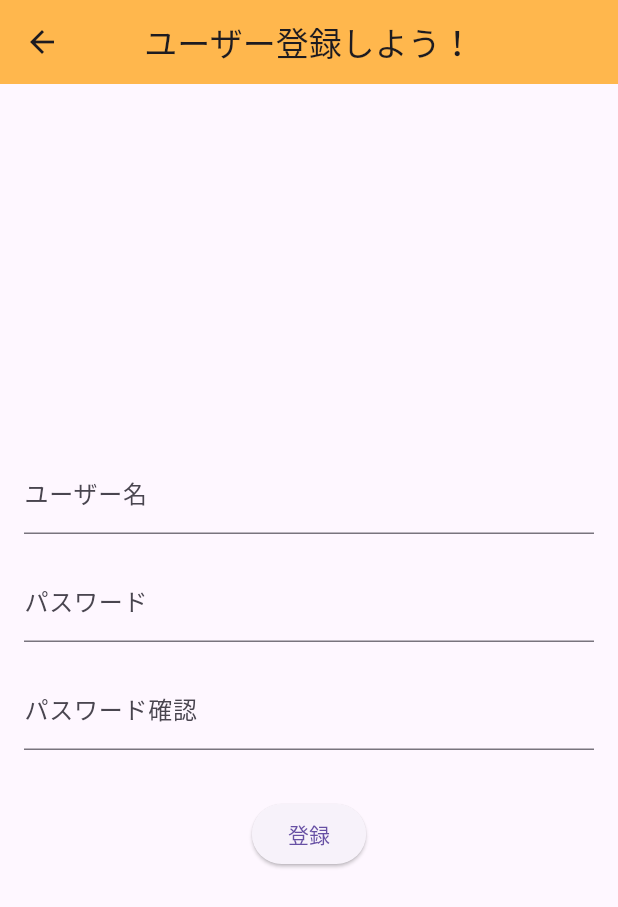
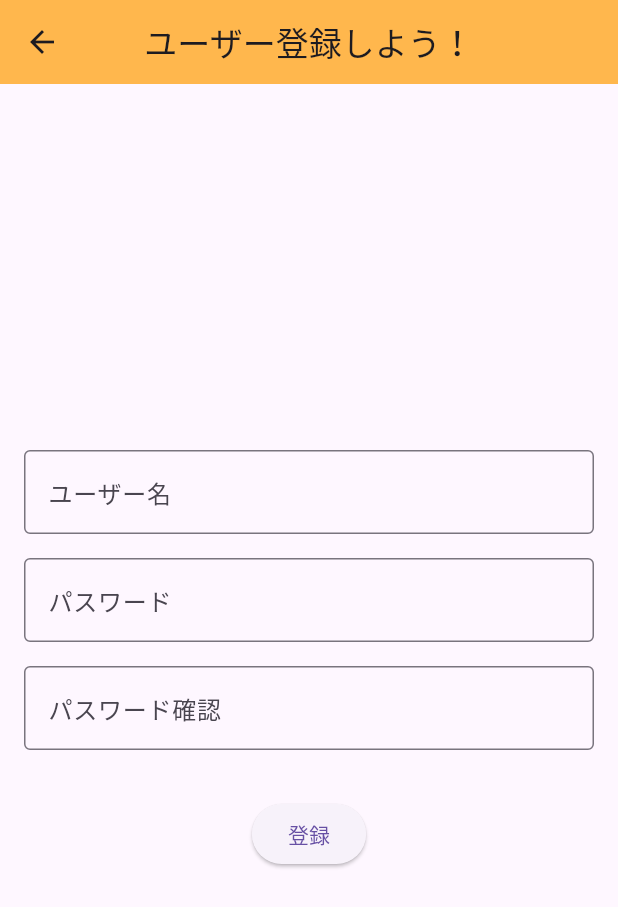
Before and after one commit to Ryosan846538/Ganbaroune, a Flutter app: the screen it shows after launch, after a tap on "ユーザ登録", on a phone screen of 412 x 824 dp. Shown: the top 907 px of the screen. Run offline on Flutter 3.47's test engine with Material 3 defaults, Android fonts, the phone set to English and light mode, and no system bars; our stand-ins replace flip_card, flutter_dotenv, stop_watch_timer; network calls fail.

Commit message:
Login改修

```diff
--- a/lib/screen/login.dart
+++ b/lib/screen/login.dart
@@ -31,11 +31,19 @@ class _LoginPageState extends State<LoginPage> {
           child: Column(
             crossAxisAlignment: CrossAxisAlignment.start,
             children: <Widget>[
+              Center(
+                child: Image.asset(
+                  'images/GanbaICON.png',
+                  fit: BoxFit.contain,
+                ),
+              ),
+
               Padding(
                 padding: const EdgeInsets.symmetric(horizontal: 8, vertical: 16),
                 child: TextFormField(
                   controller: nameController,
                   decoration: const InputDecoration(
+                    border: OutlineInputBorder(),
                     labelText: 'ユーザー名を入力してください',
                   ),
                 ),
@@ -46,6 +54,7 @@ class _LoginPageState extends State<LoginPage> {
                   controller: passwordController,
                   obscureText: _isObscure,
                   decoration: InputDecoration(
+                      border: const OutlineInputBorder(),
                       labelText: 'Password',
                       suffixIcon: IconButton(
                           icon: Icon(_isObscure
--- a/lib/screen/user_register.dart
+++ b/lib/screen/user_register.dart
@@ -51,6 +51,7 @@ class UserRegisterState extends State<UserRegister> {
             TextField(
               controller: nameController,
               decoration: const InputDecoration(
+                border: OutlineInputBorder(),
                 labelText: 'ユーザー名',
               ),
             ),
@@ -60,6 +61,7 @@ class UserRegisterState extends State<UserRegister> {
             TextField(
               controller: passwordController,
               decoration: const InputDecoration(
+                border: OutlineInputBorder(),
                 labelText: 'パスワード',
               ),
               obscureText: true,
@@ -70,6 +72,7 @@ class UserRegisterState extends State<UserRegister> {
             const TextField(
               // controller: passwordConfirmController,
               decoration: InputDecoration(
+                border: OutlineInputBorder(),
                 labelText: 'パスワード確認',
               ),
               obscureText: true,
--- a/pubspec.yaml
+++ b/pubspec.yaml
@@ -27,6 +27,7 @@ dev_dependencies:
   flutter_lints: ^2.0.0
 
 flutter:
-#  assets:
-#    - .env
+  assets:
+  - .env
+  - images/GanbaICON.png
   uses-material-design: true
```
Also changed, not shown: Images/GanbaICON.png (added).
